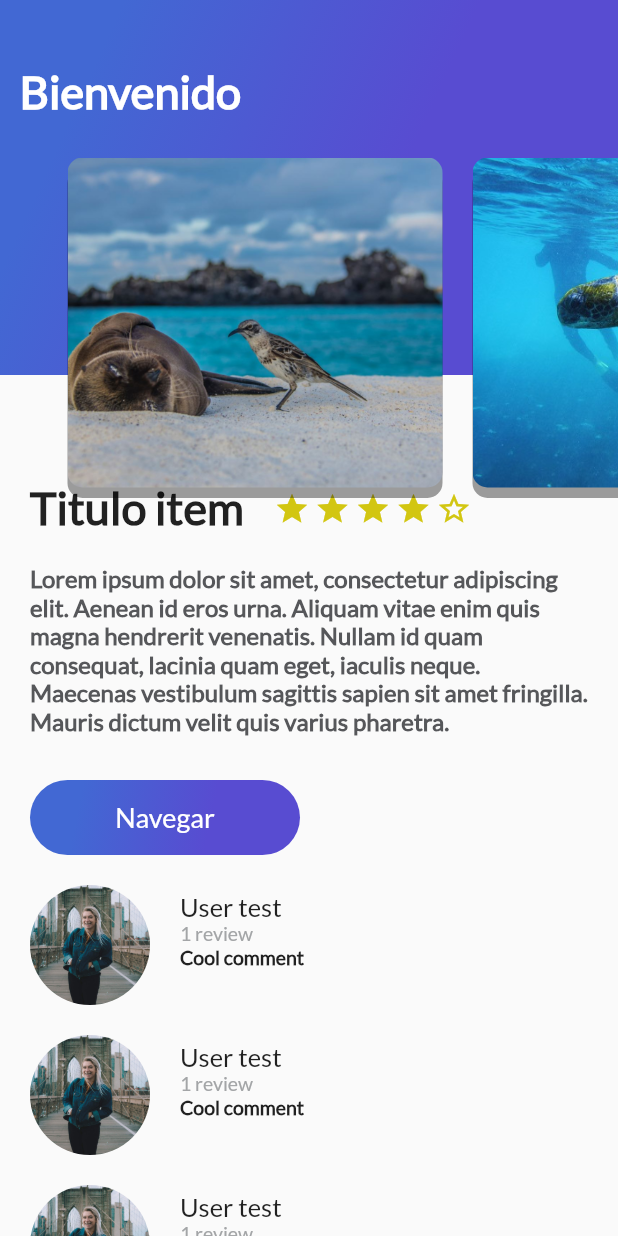
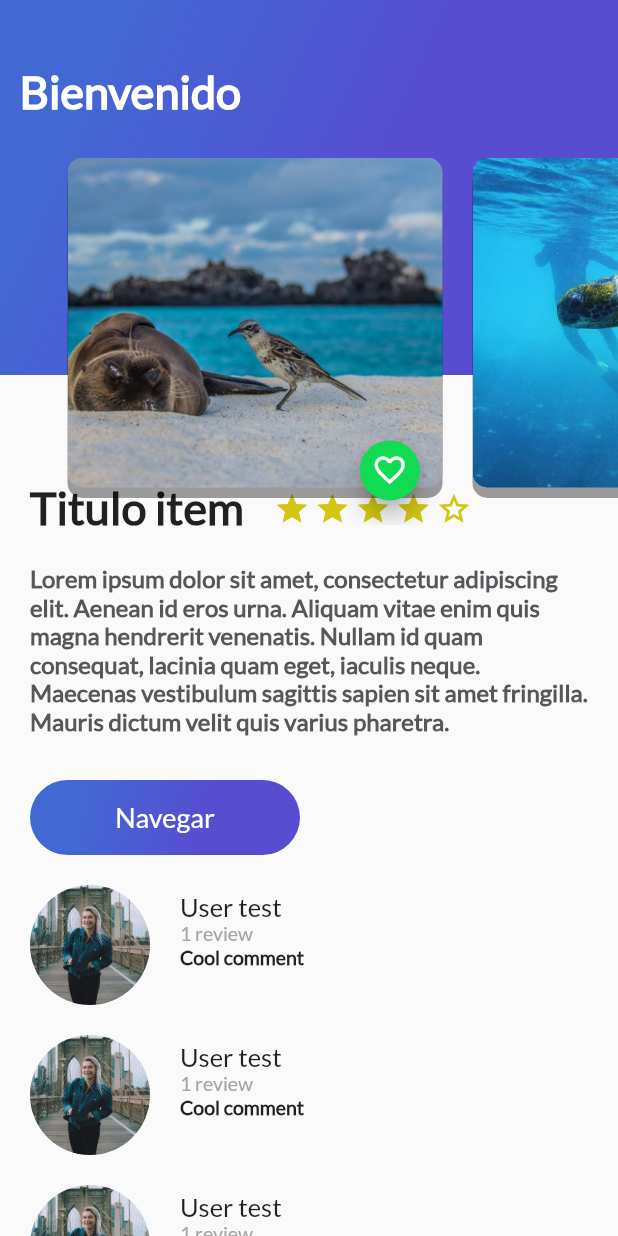
Before and after one commit to alvaro-barrera/flutter-review, a Flutter app: the screen it shows after launch, on a phone screen of 412 x 824 dp. Run offline on Flutter 3.47's test engine with Material 2 defaults, Android fonts, the phone set to English and light mode, and no system bars.

```diff
--- a/lib/card_image.dart
+++ b/lib/card_image.dart
@@ -1,4 +1,5 @@
 import 'package:flutter/material.dart';
+import 'package:platzi_trips_app/floating_action_button_green.dart';
 
 class CardImage extends StatelessWidget {
 
@@ -33,6 +34,12 @@ class CardImage extends StatelessWidget {
       ),
     );
 
-    return card;
+    return Stack(
+      alignment: Alignment(0.9, 1.1),
+      children: [
+        card,
+        FloattingActionButtonGreen()
+      ],
+    );
   }
 }
--- /dev/null
+++ b/lib/floating_action_button_green.dart
@@ -0,0 +1,34 @@
+import 'package:flutter/material.dart';
+
+class FloattingActionButtonGreen extends StatefulWidget {
+  @override
+  State<StatefulWidget> createState() {
+    // TODO: implement createState
+    return _FloattingActionButtonGreen();
+  }
+
+}
+
+class _FloattingActionButtonGreen extends State<FloattingActionButtonGreen> {
+  void onPressedFav(){
+    Scaffold.of(context).showSnackBar(
+        SnackBar(
+          content: Text("Agregaste a Favoritos"),
+        )
+    );
+  }
+
+  @override
+  Widget build(BuildContext context) {
+    // TODO: implement build
+    return FloatingActionButton(
+      backgroundColor: Color(0xFF11DA53),
+      mini: true,
+      tooltip: "Fav",
+      onPressed: onPressedFav,
+      child: Icon(
+        Icons.favorite_border
+      ),
+    );
+  }
+}
```
